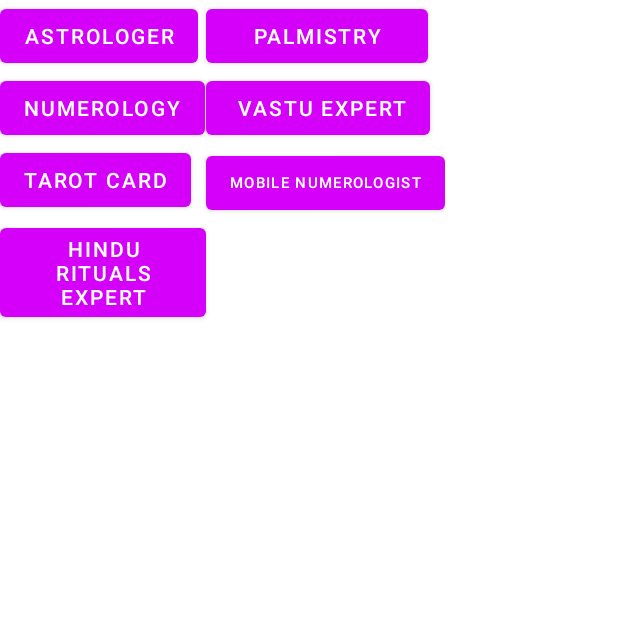
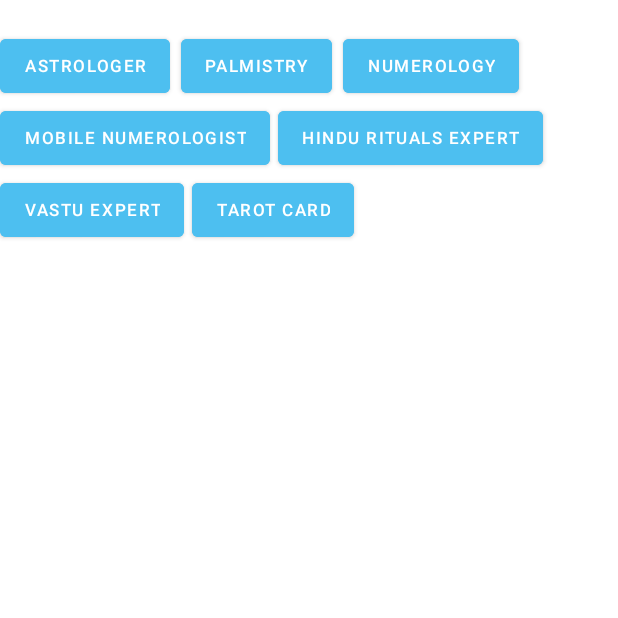
Before and after one commit to apoorvagarg98/Astrology, an Android app: the MainActivity screen opened directly, with no data from a screen before it, on a phone screen of 412 x 824 dp, the top half of it. Run offline under Robolectric (Android 15) with nearby library versions, the phone set to English and light mode, and no system bars; Roboto replaces fonts that are not available here.

```diff
--- a/app/src/main/java/com/example/astrology/loginSignupSeRelated/Splashscreen.java
+++ b/app/src/main/java/com/example/astrology/loginSignupSeRelated/Splashscreen.java
@@ -15,7 +15,7 @@ import com.example.astrology.R;
 
 public class Splashscreen extends AppCompatActivity {
 
-    private static int SPLASH_TIME_OUT=7000;
+    private static int SPLASH_TIME_OUT=4000;
 
 
     Animation topAnimation,bottomAnimation,middleAnimation;
--- a/app/src/main/res/layout/activity_astrologer.xml
+++ b/app/src/main/res/layout/activity_astrologer.xml
@@ -29,9 +29,11 @@
         android:layout_width="match_parent"
         android:layout_height="wrap_content"
 
+        app:layout_constraintEnd_toEndOf="parent"
+        app:layout_constraintStart_toStartOf="@+id/appbar"
+        app:layout_constraintTop_toBottomOf="@+id/appbar"
         app:layout_scrollFlags="scroll|enterAlways"
-        app:tabMode="auto"
-        tools:layout_editor_absoluteY="56dp">
+        app:tabMode="auto">
 
         <com.google.android.material.tabs.TabItem
             android:id="@+id/home"
@@ -77,7 +79,8 @@
         app:layout_constraintBottom_toBottomOf="parent"
         app:layout_constraintEnd_toEndOf="parent"
         app:layout_constraintHorizontal_bias="0.0"
-        app:layout_constraintStart_toStartOf="parent" >
+        app:layout_constraintStart_toStartOf="parent"
+        app:layout_constraintTop_toBottomOf="@+id/tabs">
 
     </androidx.viewpager2.widget.ViewPager2>
 
--- a/app/src/main/res/layout/activity_main.xml
+++ b/app/src/main/res/layout/activity_main.xml
@@ -1,73 +1,115 @@
 <?xml version="1.0" encoding="utf-8"?>
-<androidx.constraintlayout.widget.ConstraintLayout xmlns:android="http://schemas.android.com/apk/res/android"
+<RelativeLayout xmlns:android="http://schemas.android.com/apk/res/android"
     xmlns:app="http://schemas.android.com/apk/res-auto"
     xmlns:tools="http://schemas.android.com/tools"
     android:layout_width="match_parent"
     android:layout_height="match_parent"
     tools:context=".Activities.MainActivity">
 
-    <androidx.gridlayout.widget.GridLayout
-        android:layout_width="wrap_content"
+    <LinearLayout
+        android:layout_width="match_parent"
         android:layout_height="wrap_content"
-        tools:layout_editor_absoluteX="44dp"
-        tools:layout_editor_absoluteY="613dp">
+        android:layout_marginTop="20dp"
+        android:orientation="vertical"
+      >
 
+        <LinearLayout
+            android:layout_width="match_parent"
+            android:layout_height="wrap_content"
+            android:orientation="horizontal">
         <Button
             android:id="@+id/astro"
+            android:backgroundTint="#4DBFF0"
             android:layout_width="wrap_content"
             android:layout_height="wrap_content"
-            android:autoText="false"
-            android:text="astrologer"
-            app:layout_column="0"
-            app:layout_row="0" />
+            android:layout_marginEnd="7dp"
+            android:textSize="11dp"
+            android:text="Astrologer"
+
+            />
 
         <Button
             android:id="@+id/button2"
-            android:layout_width="148dp"
+            android:layout_width="wrap_content"
+            android:backgroundTint="#4DBFF0"
             android:layout_height="wrap_content"
-            android:text="palmistry"
-            app:layout_column="1"
-            app:layout_row="0" />
+            android:text="Palmistry"
+            android:textSize="11dp"
+            android:layout_marginEnd="7dp"
 
-        <Button
-            android:id="@+id/button3"
-            android:layout_width="wrap_content"
-            android:layout_height="wrap_content"
-            android:text="numerology"
-            app:layout_column="0"
-            app:layout_row="1" />
+           />
 
-        <Button
-            android:id="@+id/button4"
-            android:layout_width="wrap_content"
-            android:layout_height="wrap_content"
-            android:text=" Vastu Expert"
-            app:layout_column="1"
-            app:layout_row="1" />
+            <Button
+                android:id="@+id/button3"
+                android:layout_width="wrap_content"
+                android:layout_height="wrap_content"
+                android:text="Numerology"
+                android:textSize="11dp"
+                android:backgroundTint="#4DBFF0"
+                />
 
-        <Button
-            android:id="@+id/button6"
-            android:layout_width="match_parent"
-            android:layout_height="wrap_content"
-            android:text="Tarot Card"
-            app:layout_column="0"
-            app:layout_row="2" />
+        </LinearLayout>
 
-        <Button
+
+    <LinearLayout
+        android:layout_width="match_parent"
+        android:layout_height="wrap_content"
+        android:orientation="horizontal">
+
+
+
+    <Button
             android:id="@+id/button7"
             android:layout_width="wrap_content"
             android:layout_height="wrap_content"
+            android:layout_marginRight="10dp"
             android:text="Mobile Numerologist"
-            android:textSize="10sp"
-            app:layout_column="1"
-            app:layout_row="2" />
+            android:textSize="11dp"
+            android:backgroundTint="#4DBFF0"
+            android:layout_marginEnd="5dp"
+
+          />
 
         <Button
             android:id="@+id/button8"
-            android:layout_width="137dp"
+            android:layout_width="wrap_content"
             android:layout_height="wrap_content"
-            android:text="HINDU RITUALS Expert"
-            app:layout_column="0"
-            app:layout_row="3" />
-    </androidx.gridlayout.widget.GridLayout>
-</androidx.constraintlayout.widget.ConstraintLayout>
+            android:text="Hindu Rituals Expert"
+            android:textSize="11dp"
+            android:backgroundTint="#4DBFF0"
+
+         />
+    </LinearLayout>
+
+        <LinearLayout
+            android:layout_width="match_parent"
+            android:layout_height="wrap_content"
+            android:orientation="horizontal">
+
+
+
+            <Button
+                android:id="@+id/button4"
+                android:layout_width="wrap_content"
+                android:layout_height="wrap_content"
+                android:text="Vastu Expert"
+                android:layout_marginEnd="5dp"
+                android:textSize="11dp"
+                android:backgroundTint="#4DBFF0"
+
+                />
+
+            <Button
+                android:id="@+id/button6"
+                android:layout_width="wrap_content"
+                android:layout_height="wrap_content"
+                android:text="Tarot Card"
+                android:textSize="11dp"
+                android:backgroundTint="#4DBFF0"
+                android:layout_marginEnd="5dp"
+
+                />
+        </LinearLayout>
+
+    </LinearLayout>
+</RelativeLayout>
```
